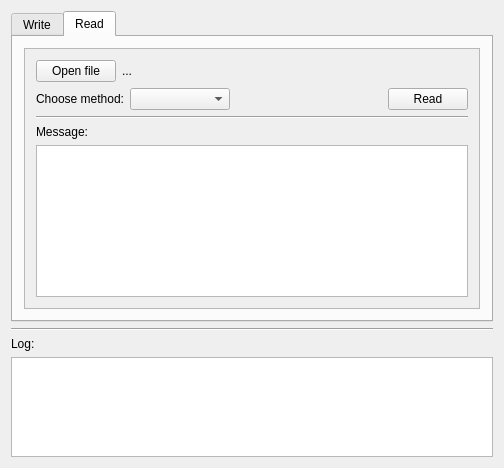
Old version of the form mainwindow.ui in the repository fpoon/stegano.
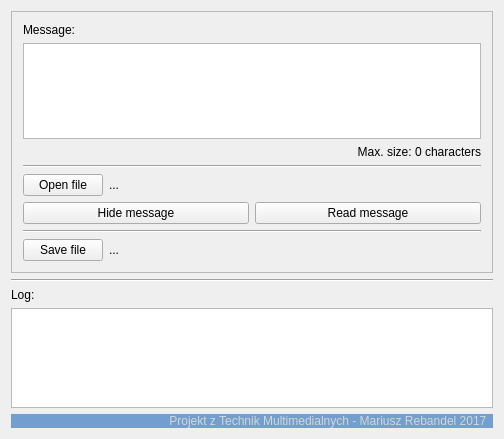
New version of the form.

Diff of the .ui file:
```diff
--- a/mainwindow.ui
+++ b/mainwindow.ui
@@ -7,7 +7,7 @@
     <x>0</x>
     <y>0</y>
     <width>504</width>
-    <height>468</height>
+    <height>439</height>
    </rect>
   </property>
   <property name="windowTitle">
@@ -16,22 +16,6 @@
   <widget class="QWidget" name="centralWidget">
    <layout class="QVBoxLayout" name="verticalLayout_4">
     <item>
-     <widget class="QTabWidget" name="tabWidget">
-      <property name="tabPosition">
-       <enum>QTabWidget::North</enum>
-      </property>
-      <property name="tabShape">
-       <enum>QTabWidget::Rounded</enum>
-      </property>
-      <property name="currentIndex">
-       <number>1</number>
-      </property>
-      <widget class="QWidget" name="tab">
-       <attribute name="title">
-        <string>Write</string>
-       </attribute>
-       <layout class="QVBoxLayout" name="verticalLayout">
-        <item>
          <widget class="QScrollArea" name="scrollArea">
           <property name="styleSheet">
            <string notr="true">QScrollArea { background: transparent; }
@@ -45,15 +29,15 @@
             <rect>
              <x>0</x>
              <y>0</y>
-             <width>462</width>
-             <height>261</height>
+         <width>484</width>
+         <height>258</height>
             </rect>
            </property>
            <layout class="QVBoxLayout" name="verticalLayout_2">
             <item>
              <widget class="QLabel" name="label">
               <property name="text">
-               <string>Message to hide:</string>
+           <string>Message:</string>
               </property>
              </widget>
             </item>
@@ -61,78 +45,60 @@
              <widget class="QPlainTextEdit" name="pteMessageToHide"/>
             </item>
             <item>
-             <widget class="Line" name="line">
-              <property name="orientation">
-               <enum>Qt::Horizontal</enum>
-              </property>
-             </widget>
-            </item>
-            <item>
-             <layout class="QHBoxLayout" name="horizontalLayout">
-              <item>
-               <widget class="QPushButton" name="pbOpenToEncode">
-                <property name="sizePolicy">
-                 <sizepolicy hsizetype="Fixed" vsizetype="Fixed">
-                  <horstretch>0</horstretch>
-                  <verstretch>0</verstretch>
-                 </sizepolicy>
-                </property>
-                <property name="text">
-                 <string>Open file</string>
-                </property>
-               </widget>
-              </item>
-              <item>
-               <widget class="QLabel" name="lOpenToEncode">
-                <property name="text">
-                 <string>...</string>
-                </property>
-               </widget>
-              </item>
-             </layout>
-            </item>
-            <item>
-             <layout class="QHBoxLayout" name="horizontalLayout_2">
-              <item>
-               <widget class="QLabel" name="label_3">
-                <property name="sizePolicy">
-                 <sizepolicy hsizetype="Fixed" vsizetype="Preferred">
-                  <horstretch>0</horstretch>
-                  <verstretch>0</verstretch>
-                 </sizepolicy>
-                </property>
-                <property name="text">
-                 <string>Choose method:</string>
-                </property>
-               </widget>
-              </item>
-              <item>
-               <widget class="QComboBox" name="cbEncodeMethod">
-                <property name="sizePolicy">
-                 <sizepolicy hsizetype="Minimum" vsizetype="Fixed">
-                  <horstretch>0</horstretch>
-                  <verstretch>0</verstretch>
-                 </sizepolicy>
-                </property>
-                <property name="minimumSize">
-                 <size>
-                  <width>100</width>
-                  <height>0</height>
-                 </size>
-                </property>
-                <property name="maximumSize">
-                 <size>
-                  <width>100</width>
-                  <height>16777215</height>
-                 </size>
-                </property>
-               </widget>
-              </item>
-              <item>
                <widget class="QLabel" name="lMaxSize">
                 <property name="text">
                  <string>Max. size: 0 characters</string>
                 </property>
+          <property name="alignment">
+           <set>Qt::AlignRight|Qt::AlignTrailing|Qt::AlignVCenter</set>
+          </property>
+         </widget>
+        </item>
+        <item>
+         <widget class="Line" name="line">
+          <property name="orientation">
+           <enum>Qt::Horizontal</enum>
+          </property>
+         </widget>
+        </item>
+        <item>
+         <layout class="QHBoxLayout" name="horizontalLayout">
+          <item>
+           <widget class="QPushButton" name="pbOpen">
+            <property name="sizePolicy">
+             <sizepolicy hsizetype="Fixed" vsizetype="Fixed">
+              <horstretch>0</horstretch>
+              <verstretch>0</verstretch>
+             </sizepolicy>
+            </property>
+            <property name="text">
+             <string>Open file</string>
+            </property>
+           </widget>
+          </item>
+          <item>
+           <widget class="QLabel" name="lOpen">
+            <property name="text">
+             <string>...</string>
+            </property>
+           </widget>
+          </item>
+         </layout>
+        </item>
+        <item>
+         <layout class="QHBoxLayout" name="horizontalLayout_4">
+          <item>
+           <widget class="QPushButton" name="pbHide">
+            <property name="text">
+             <string>Hide message</string>
+            </property>
+           </widget>
+          </item>
+          <item>
+           <widget class="QPushButton" name="pbRead">
+            <property name="text">
+             <string>Read message</string>
+            </property>
                </widget>
               </item>
              </layout>
@@ -167,146 +133,6 @@
                </widget>
               </item>
              </layout>
-            </item>
-           </layout>
-          </widget>
-         </widget>
-        </item>
-       </layout>
-      </widget>
-      <widget class="QWidget" name="tab_2">
-       <attribute name="title">
-        <string>Read</string>
-       </attribute>
-       <layout class="QVBoxLayout" name="verticalLayout_3">
-        <item>
-         <widget class="QScrollArea" name="scrollArea_2">
-          <property name="styleSheet">
-           <string notr="true">QScrollArea { background: transparent; }
-QScrollArea &gt; QWidget &gt; QWidget { background: transparent; }</string>
-          </property>
-          <property name="widgetResizable">
-           <bool>true</bool>
-          </property>
-          <widget class="QWidget" name="scrollAreaWidgetContents_2">
-           <property name="geometry">
-            <rect>
-             <x>0</x>
-             <y>0</y>
-             <width>462</width>
-             <height>261</height>
-            </rect>
-           </property>
-           <layout class="QVBoxLayout" name="verticalLayout_5">
-            <item>
-             <layout class="QHBoxLayout" name="horizontalLayout_4">
-              <item>
-               <widget class="QPushButton" name="pbFileToDecode">
-                <property name="sizePolicy">
-                 <sizepolicy hsizetype="Fixed" vsizetype="Fixed">
-                  <horstretch>0</horstretch>
-                  <verstretch>0</verstretch>
-                 </sizepolicy>
-                </property>
-                <property name="text">
-                 <string>Open file</string>
-                </property>
-               </widget>
-              </item>
-              <item>
-               <widget class="QLabel" name="lFileToDecode">
-                <property name="text">
-                 <string>...</string>
-                </property>
-               </widget>
-              </item>
-             </layout>
-            </item>
-            <item>
-             <layout class="QHBoxLayout" name="horizontalLayout_5">
-              <item>
-               <widget class="QLabel" name="label_8">
-                <property name="sizePolicy">
-                 <sizepolicy hsizetype="Fixed" vsizetype="Preferred">
-                  <horstretch>0</horstretch>
-                  <verstretch>0</verstretch>
-                 </sizepolicy>
-                </property>
-                <property name="text">
-                 <string>Choose method:</string>
-                </property>
-               </widget>
-              </item>
-              <item>
-               <widget class="QComboBox" name="cbDecodeMethod">
-                <property name="sizePolicy">
-                 <sizepolicy hsizetype="Fixed" vsizetype="Fixed">
-                  <horstretch>0</horstretch>
-                  <verstretch>0</verstretch>
-                 </sizepolicy>
-                </property>
-                <property name="minimumSize">
-                 <size>
-                  <width>100</width>
-                  <height>0</height>
-                 </size>
-                </property>
-                <property name="maximumSize">
-                 <size>
-                  <width>100</width>
-                  <height>16777215</height>
-                 </size>
-                </property>
-               </widget>
-              </item>
-              <item>
-               <spacer name="horizontalSpacer">
-                <property name="orientation">
-                 <enum>Qt::Horizontal</enum>
-                </property>
-                <property name="sizeHint" stdset="0">
-                 <size>
-                  <width>40</width>
-                  <height>20</height>
-                 </size>
-                </property>
-               </spacer>
-              </item>
-              <item>
-               <widget class="QPushButton" name="pbRead">
-                <property name="sizePolicy">
-                 <sizepolicy hsizetype="Fixed" vsizetype="Fixed">
-                  <horstretch>0</horstretch>
-                  <verstretch>0</verstretch>
-                 </sizepolicy>
-                </property>
-                <property name="text">
-                 <string>Read</string>
-                </property>
-               </widget>
-              </item>
-             </layout>
-            </item>
-            <item>
-             <widget class="Line" name="line_3">
-              <property name="orientation">
-               <enum>Qt::Horizontal</enum>
-              </property>
-             </widget>
-            </item>
-            <item>
-             <widget class="QLabel" name="label_10">
-              <property name="text">
-               <string>Message:</string>
-              </property>
-             </widget>
-            </item>
-            <item>
-             <widget class="QPlainTextEdit" name="plainTextEdit_3"/>
-            </item>
-           </layout>
-          </widget>
-         </widget>
         </item>
        </layout>
       </widget>
@@ -345,6 +171,20 @@
       </property>
      </widget>
     </item>
+    <item>
+     <widget class="QLabel" name="label_3">
+      <property name="styleSheet">
+       <string notr="true">color: rgb(211, 215, 207);
+background-color: rgb(114, 159, 207);</string>
+      </property>
+      <property name="text">
+       <string>Projekt z Technik Multimedialnych - Mariusz Rebandel 2017  </string>
+      </property>
+      <property name="alignment">
+       <set>Qt::AlignRight|Qt::AlignTrailing|Qt::AlignVCenter</set>
+      </property>
+     </widget>
+    </item>
    </layout>
   </widget>
  </widget>
```
Left out of the diff: 6 changed lines with no effect on the pictures. Lines whose indentation alone changed are shown as unchanged.
